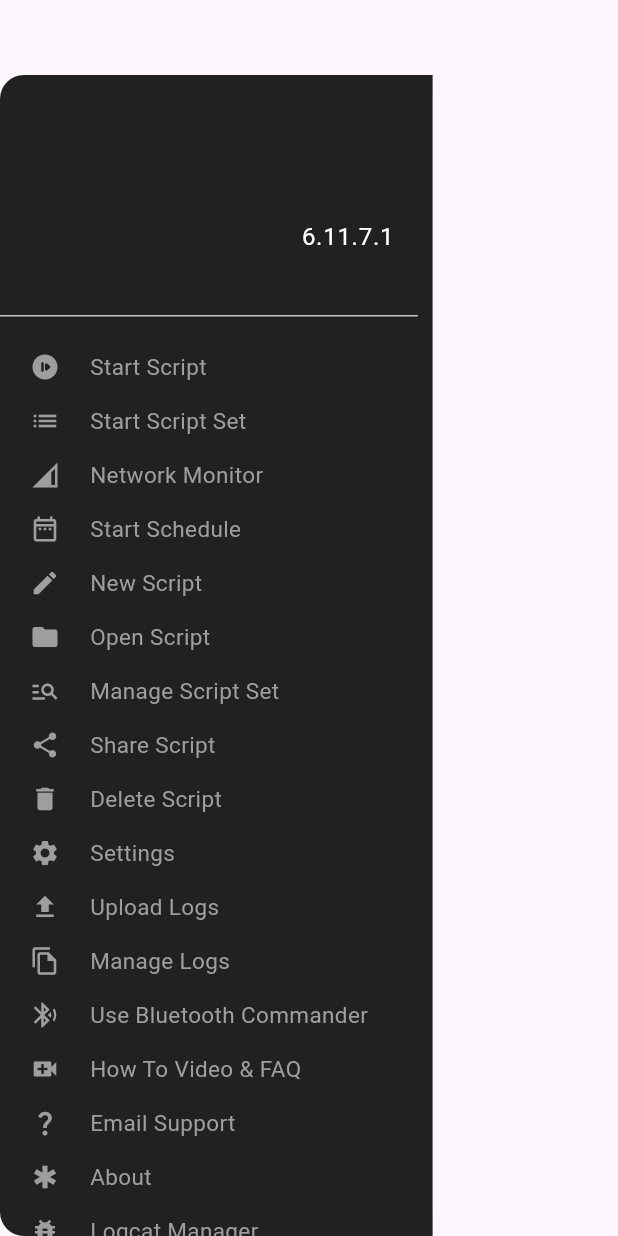
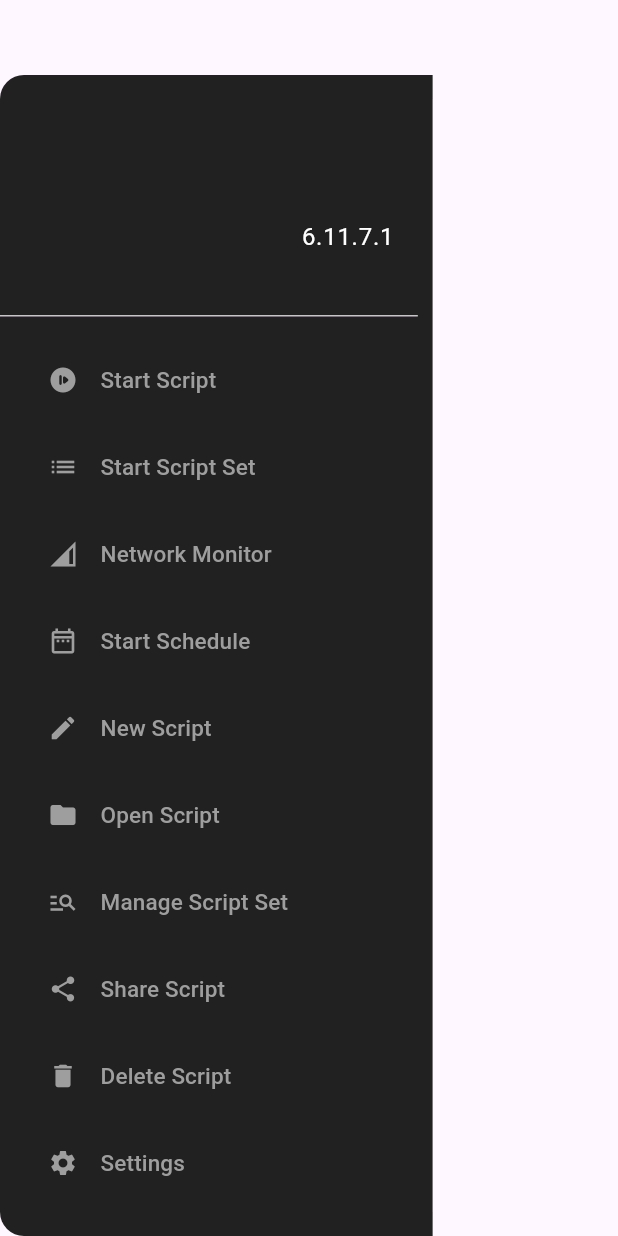
Before and after one commit to chakshit2004h/internship_task, a Flutter app: what drawer() shows on an empty page, opened directly, on a phone screen of 412 x 824 dp. Run offline on Flutter 3.47's test engine with Material 3 defaults, Android fonts, the phone set to English and light mode, and no system bars.

Commit message:
second commit

```diff
--- a/lib/widget/navDrawer.dart
+++ b/lib/widget/navDrawer.dart
@@ -1,6 +1,6 @@
 import 'package:flutter/material.dart';
-
 import '../font/fonts_style.dart';
+import '../pages/script_file.dart'; // Import the new page
 
 class drawer extends StatefulWidget {
   const drawer({super.key});
@@ -16,9 +16,9 @@ class _DrawerWidgetState extends State<drawer> {
   Widget build(BuildContext context) {
     mq = MediaQuery.of(context).size;
     return Padding(
-      padding: const EdgeInsets.only(top: 50.0), // Adjust this to align above the icon
+      padding: const EdgeInsets.only(top: 50.0),
       child: Container(
-        width: mq.width * 0.7, // Adjust width if needed
+        width: mq.width * 0.7,
         decoration: const BoxDecoration(
           color: Colors.black87,
           borderRadius: BorderRadius.only(
@@ -26,11 +26,10 @@ class _DrawerWidgetState extends State<drawer> {
             bottomLeft: Radius.circular(16),
           ),
         ),
-        child: SingleChildScrollView( // Enable scrolling
+        child: SingleChildScrollView(
           child: Column(
             crossAxisAlignment: CrossAxisAlignment.start,
             children: [
-              // Header Section
               const DrawerHeader(
                 child: Column(
                   crossAxisAlignment: CrossAxisAlignment.start,
@@ -43,11 +42,26 @@ class _DrawerWidgetState extends State<drawer> {
                   ],
                 ),
               ),
-              // Expandable Menu Section
-              Column(
-                crossAxisAlignment: CrossAxisAlignment.start,
-                children: _drawerItems(),
-              ),
+              _drawerButton(Icons.not_started_rounded, "Start Script"),
+              _drawerButton(Icons.list, "Start Script Set"),
+              _drawerButton(Icons.network_cell, "Network Monitor"),
+              _drawerButton(Icons.date_range_outlined, "Start Schedule"),
+              _drawerButton(Icons.edit, "New Script"),
+              _drawerButton(Icons.folder, "Open Script"),
+              _drawerButton(Icons.manage_search_outlined, "Manage Script Set"),
+              _drawerButton(Icons.share, "Share Script"),
+              _drawerButton(Icons.delete, "Delete Script"),
+              _drawerButton(Icons.settings, "Settings"),
+              _drawerButton(Icons.upload, "Upload Logs"),
+              _drawerButton(Icons.file_copy_outlined, "Manage Logs"),
+              _drawerButton(Icons.bluetooth_audio, "Use Bluetooth Commander"),
+              _drawerButton(Icons.video_call, "How To Video & FAQ"),
+              _drawerButton(Icons.question_mark_outlined, "Email Support"),
+              _drawerButton(Icons.emergency, "About"),
+              _drawerButton(Icons.bug_report, "Logcat Manager"),
+              _drawerButton(Icons.border_style_sharp, "Connect to BOSS"),
+              _drawerButton(Icons.dashboard_outlined, "Open Dashboard"),
+              _drawerButton(Icons.call, "Test Call Recorder"),
             ],
           ),
         ),
@@ -55,44 +69,31 @@ class _DrawerWidgetState extends State<drawer> {
     );
   }
 
-  /// Drawer items to keep the code clean
-  List<Widget> _drawerItems() {
-    List<Map<String, dynamic>> menuItems = [
-      {"icon": Icons.not_started_rounded, "title": "Start Script"},
-      {"icon": Icons.list, "title": "Start Script Set"},
-      {"icon": Icons.network_cell, "title": "Network Monitor"},
-      {"icon": Icons.date_range_outlined, "title": "Start Schedule"},
-      {"icon": Icons.edit, "title": "New Script"},
-      {"icon": Icons.folder, "title": "Open Script"},
-      {"icon": Icons.manage_search_outlined, "title": "Manage Script Set"},
-      {"icon": Icons.share, "title": "Share Script"},
-      {"icon": Icons.delete, "title": "Delete Script"},
-      {"icon": Icons.settings, "title": "Settings"},
-      {"icon": Icons.upload, "title": "Upload Logs"},
-      {"icon": Icons.file_copy_outlined, "title": "Manage Logs"},
-      {"icon": Icons.bluetooth_audio, "title": "Use Bluetooth Commander"},
-      {"icon": Icons.video_call, "title": "How To Video & FAQ"},
-      {"icon": Icons.question_mark_outlined, "title": "Email Support"},
-      {"icon": Icons.emergency, "title": "About"},
-      {"icon": Icons.bug_report, "title": "Logcat Manager"},
-      {"icon": Icons.border_style_sharp, "title": "Connect to BOSS"},
-      {"icon": Icons.dashboard_outlined, "title": "Open Dashboard"},
-      {"icon": Icons.call, "title": "Test Call Recorder"},
-    ];
+  Widget _drawerButton(IconData icon, String title) {
+    return Padding(
+      padding: const EdgeInsets.only(left: 20.0, top: 10.0),
+      child: TextButton(
+        onPressed: () => _onDrawerItemTap(title),
+        child: Row(
+          children: [
+            Icon(icon, color: Colors.grey, size: 20),
+            const SizedBox(width: 15),
+            Text(title,
+                style: AppWidget.whiteTextStyle()
+                    .copyWith(fontSize: 15, color: Colors.grey)),
+          ],
+        ),
+      ),
+    );
+  }
 
-    return menuItems
-        .map((item) => Padding(
-      padding: const EdgeInsets.only(left: 20.0, top: 15.0),
-      child: Row(
-        children: [
-          Icon(item["icon"], color: Colors.grey, size: 20),
-          const SizedBox(width: 20),
-          Text(item["title"],
-              style: AppWidget.whiteTextStyle()
-                  .copyWith(fontSize: 15, color: Colors.grey)),
-        ],
-      ),
-    ))
-        .toList();
+  void _onDrawerItemTap(String title) {
+    print("$title clicked");
+    if (title == "New Script") {
+      Navigator.push(
+        context,
+        MaterialPageRoute(builder: (context) => ScriptFile()),
+      );
+    }
   }
 }
```
Also changed, not shown: lib/pages/script_file.dart (added, +249 -0 lines).
